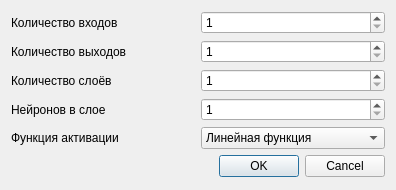
Before: the Qt Designer form NeuronNetwork/src/neuronnetworksettingsdialog.ui in dimV36/dataclassificator, drawn with Qt 5.
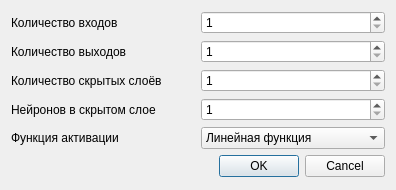
After: the same form once the commit is applied.

Diff of the .ui file:
```diff
--- a/NeuronNetwork/src/neuronnetworksettingsdialog.ui
+++ b/NeuronNetwork/src/neuronnetworksettingsdialog.ui
@@ -24,7 +24,7 @@
    <item row="3" column="0">
     <widget class="QLabel" name="_label_layout_count">
      <property name="text">
-      <string>Количество слоёв</string>
+      <string>Количество скрытых слоёв</string>
      </property>
     </widget>
    </item>
@@ -52,7 +52,7 @@
    <item row="4" column="0">
     <widget class="QLabel" name="_label_neurons_in_layout">
      <property name="text">
-      <string>Нейронов в слое</string>
+      <string>Нейронов в скрытом слое</string>
      </property>
     </widget>
    </item>
```
Left out of the diff: 8 changed lines with no effect on the pictures.
